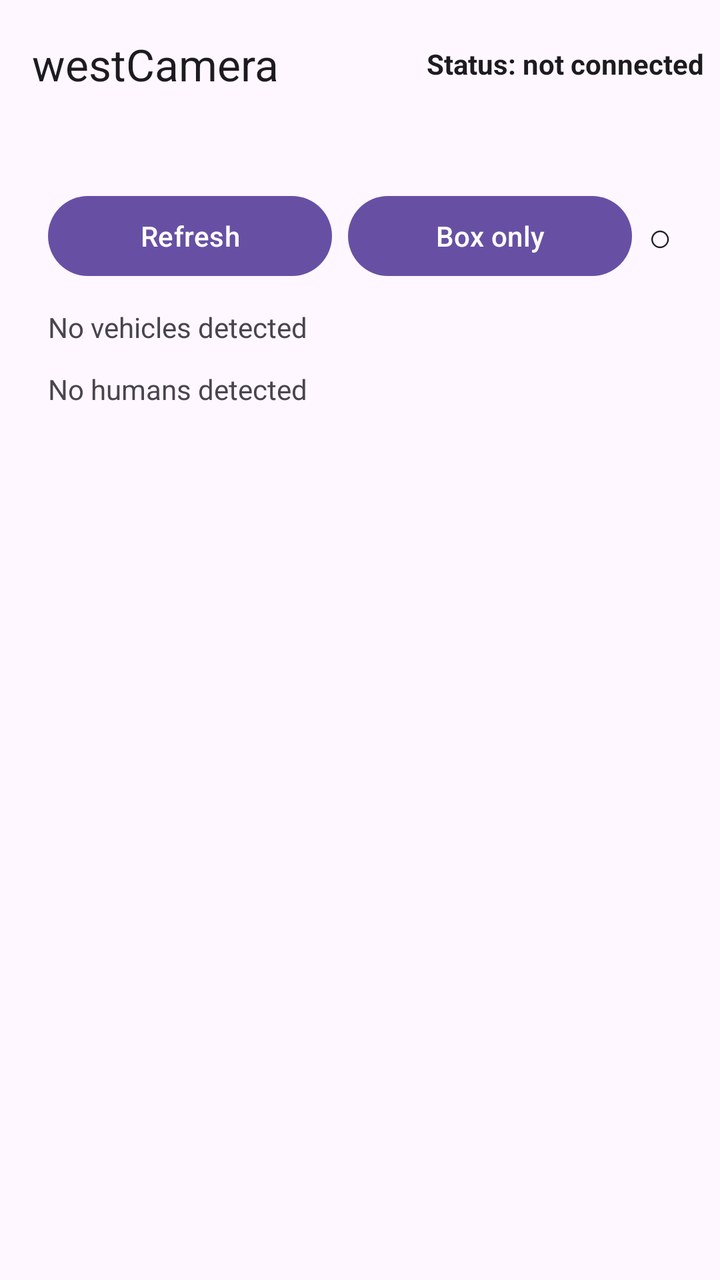
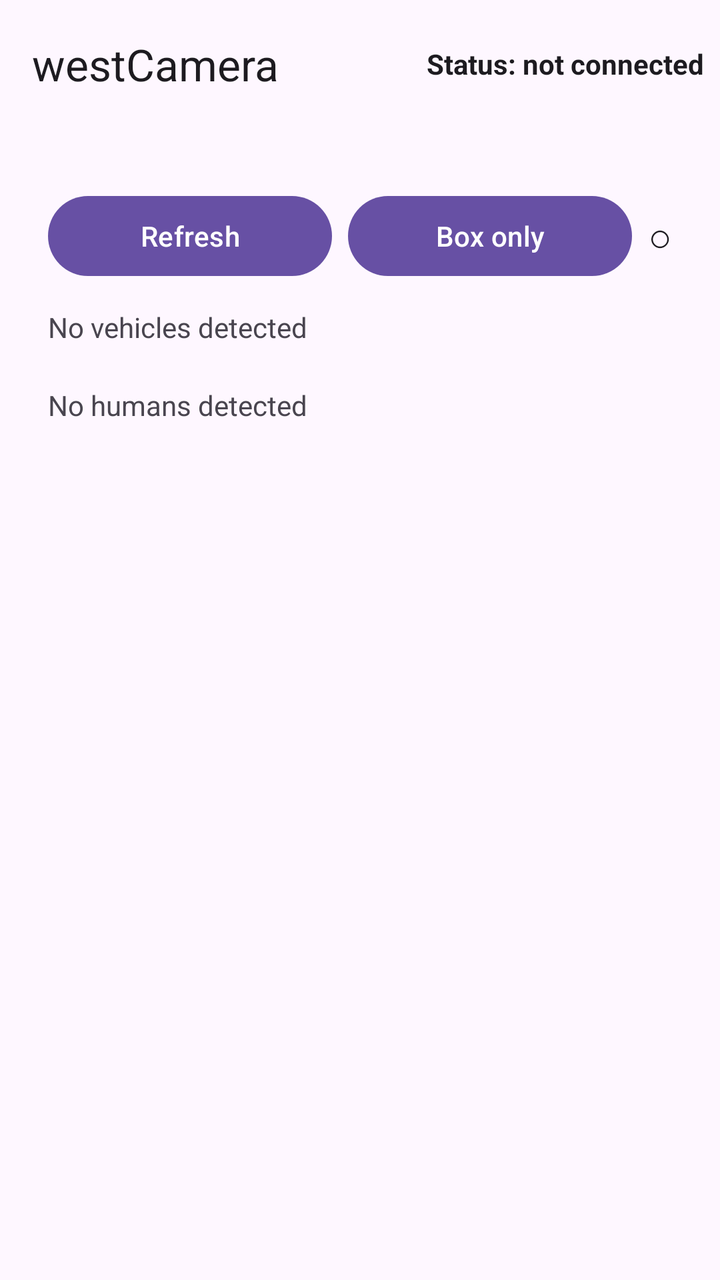

Screens rendered from an Android XML layout before and after an edit, with the pre-edit source and the edit as a unified diff.
<!-- AndroidManifest.xml: application theme Theme.Material3.DayNight.NoActionBar -->
<!-- res/layout/activity_main.xml -->
<?xml version="1.0" encoding="utf-8"?>
<LinearLayout xmlns:android="http://schemas.android.com/apk/res/android"
    xmlns:app="http://schemas.android.com/apk/res-auto"
    android:layout_width="match_parent"
    android:layout_height="match_parent"
    android:orientation="vertical">

    <com.google.android.material.appbar.MaterialToolbar
        android:id="@+id/toolbar"
        android:layout_width="match_parent"
        android:layout_height="?attr/actionBarSize"
        android:background="?attr/colorSurface"
        app:title="westCamera">

        <TextView
            android:id="@+id/status"
            android:layout_width="wrap_content"
            android:layout_height="wrap_content"
            android:layout_gravity="end|center_vertical"
            android:layout_marginEnd="8dp"
            android:text="Status: not connected"
            android:textColor="?attr/colorOnSurface"
            android:textStyle="bold" />

    </com.google.android.material.appbar.MaterialToolbar>

    <ScrollView
        android:layout_width="match_parent"
        android:layout_height="0dp"
        android:layout_weight="1">

        <LinearLayout
            android:layout_width="match_parent"
            android:layout_height="wrap_content"
            android:orientation="vertical"
            android:paddingHorizontal="24dp"
            android:paddingTop="12dp"
            android:paddingBottom="24dp">

            
            <LinearLayout
                android:id="@+id/connectPage"
                android:layout_width="match_parent"
                android:layout_height="wrap_content"
                android:orientation="vertical"
                android:visibility="gone">

                <Button
                    android:id="@+id/connectButton"
                    android:layout_width="match_parent"
                    android:layout_height="wrap_content"
                    android:text="1. Open Dropbox login (browser)" />

                <TextView
                    android:layout_width="match_parent"
                    android:layout_height="wrap_content"
                    android:text="Paste the access code from the browser:"
                    android:paddingTop="12dp" />

                <EditText
                    android:id="@+id/authCode"
                    android:layout_width="match_parent"
                    android:layout_height="wrap_content"
                    android:inputType="textNoSuggestions"
                    android:hint="access code" />

                <Button
                    android:id="@+id/finishButton"
                    android:layout_width="match_parent"
                    android:layout_height="wrap_content"
                    android:layout_marginTop="8dp"
                    android:text="2. Finish connecting" />

                <TextView
                    android:id="@+id/connectLog"
                    android:layout_width="match_parent"
                    android:layout_height="wrap_content"
                    android:paddingTop="16dp"
                    android:textIsSelectable="true" />

            </LinearLayout>

            
            <LinearLayout
                android:id="@+id/mainPage"
                android:layout_width="match_parent"
                android:layout_height="wrap_content"
                android:orientation="vertical">

                
                <LinearLayout
                    android:id="@+id/fileRows"
                    android:layout_width="match_parent"
                    android:layout_height="wrap_content"
                    android:orientation="vertical"
                    android:paddingTop="2dp" />

                <LinearLayout
                    android:layout_width="match_parent"
                    android:layout_height="wrap_content"
                    android:layout_marginTop="16dp"
                    android:orientation="horizontal"
                    android:gravity="center_vertical">

                    <Button
                        android:id="@+id/refreshButton"
                        android:layout_width="0dp"
                        android:layout_height="wrap_content"
                        android:layout_weight="1"
                        android:text="Refresh" />

                    <Button
                        android:id="@+id/boxOnlyButton"
                        android:layout_width="0dp"
                        android:layout_height="wrap_content"
                        android:layout_weight="1"
                        android:layout_marginStart="8dp"
                        android:text="Box only" />

                    <TextView
                        android:id="@+id/boxOnlyDot"
                        android:layout_width="wrap_content"
                        android:layout_height="wrap_content"
                        android:layout_marginStart="8dp"
                        android:text="○"
                        android:textSize="20sp"
                        android:textColor="?attr/colorOnSurface" />

                </LinearLayout>

                <TextView
                    android:id="@+id/vehicleCaption"
                    android:layout_width="match_parent"
                    android:layout_height="wrap_content"
                    android:paddingTop="12dp"
                    android:text="No vehicles detected" />

                <ImageView
                    android:id="@+id/vehicleImage"
                    android:layout_width="match_parent"
                    android:layout_height="wrap_content"
                    android:adjustViewBounds="true"
                    android:maxHeight="240dp"
                    android:scaleType="fitCenter"
                    android:paddingTop="8dp"
                    android:visibility="gone"
                    android:contentDescription="Most recent vehicle detection" />

                <TextView
                    android:id="@+id/humanCaption"
                    android:layout_width="match_parent"
                    android:layout_height="wrap_content"
                    android:paddingTop="12dp"
                    android:text="No humans detected" />

                <ImageView
                    android:id="@+id/humanImage"
                    android:layout_width="match_parent"
                    android:layout_height="wrap_content"
                    android:adjustViewBounds="true"
                    android:maxHeight="240dp"
                    android:scaleType="fitCenter"
                    android:paddingTop="8dp"
                    android:visibility="gone"
                    android:contentDescription="Most recent human detection" />

                <TextView
                    android:id="@+id/log"
                    android:layout_width="match_parent"
                    android:layout_height="wrap_content"
                    android:paddingTop="16dp"
                    android:visibility="gone"
                    android:textIsSelectable="true" />

            </LinearLayout>

        </LinearLayout>
    </ScrollView>
</LinearLayout>
<!-- resources referenced by this layout -->
<resources>

</resources>

<!-- the commit's change to res/layout/activity_main.xml (unified diff, before → after) -->
@@ -135,16 +135,57 @@
                     android:paddingTop="12dp"
                     android:text="No vehicles detected" />
 
-                <ImageView
-                    android:id="@+id/vehicleImage"
-                    android:layout_width="match_parent"
-                    android:layout_height="wrap_content"
-                    android:adjustViewBounds="true"
-                    android:maxHeight="240dp"
-                    android:scaleType="fitCenter"
-                    android:paddingTop="8dp"
-                    android:visibility="gone"
-                    android:contentDescription="Most recent vehicle detection" />
+                <FrameLayout
+                    android:layout_width="match_parent"
+                    android:layout_height="wrap_content"
+                    android:paddingTop="8dp">
+
+                    <ImageView
+                        android:id="@+id/vehicleImage"
+                        android:layout_width="match_parent"
+                        android:layout_height="wrap_content"
+                        android:adjustViewBounds="true"
+                        android:maxHeight="240dp"
+                        android:scaleType="fitCenter"
+                        android:visibility="gone"
+                        android:contentDescription="Most recent vehicle detection" />
+
+                    
+                    <TextView
+                        android:id="@+id/vehicleTime"
+                        android:layout_width="wrap_content"
+                        android:layout_height="wrap_content"
+                        android:layout_gravity="top|end"
+                        android:layout_marginTop="1px"
+                        android:layout_marginEnd="4dp"
+                        android:textColor="#00FF00"
+                        android:textSize="12sp"
+                        android:textStyle="bold"
+                        android:shadowColor="#000000"
+                        android:shadowDx="1"
+                        android:shadowDy="1"
+                        android:shadowRadius="3"
+                        android:visibility="gone" />
+
+                    
+                    <TextView
+                        android:id="@+id/vehicleSearching"
+                        android:layout_width="wrap_content"
+                        android:layout_height="wrap_content"
+                        android:layout_gravity="top|start"
+                        android:layout_marginTop="1px"
+                        android:layout_marginStart="4dp"
+                        android:text="searching"
+                        android:textColor="#00FF00"
+                        android:textSize="12sp"
+                        android:textStyle="bold"
+                        android:shadowColor="#000000"
+                        android:shadowDx="1"
+                        android:shadowDy="1"
+                        android:shadowRadius="3"
+                        android:visibility="gone" />
+
+                </FrameLayout>
 
                 <TextView
                     android:id="@+id/humanCaption"
@@ -153,16 +194,57 @@
                     android:paddingTop="12dp"
                     android:text="No humans detected" />
 
-                <ImageView
-                    android:id="@+id/humanImage"
-                    android:layout_width="match_parent"
-                    android:layout_height="wrap_content"
-                    android:adjustViewBounds="true"
-                    android:maxHeight="240dp"
-                    android:scaleType="fitCenter"
-                    android:paddingTop="8dp"
-                    android:visibility="gone"
-                    android:contentDescription="Most recent human detection" />
+                <FrameLayout
+                    android:layout_width="match_parent"
+                    android:layout_height="wrap_content"
+                    android:paddingTop="8dp">
+
+                    <ImageView
+                        android:id="@+id/humanImage"
+                        android:layout_width="match_parent"
+                        android:layout_height="wrap_content"
+                        android:adjustViewBounds="true"
+                        android:maxHeight="240dp"
+                        android:scaleType="fitCenter"
+                        android:visibility="gone"
+                        android:contentDescription="Most recent human detection" />
+
+                    
+                    <TextView
+                        android:id="@+id/humanTime"
+                        android:layout_width="wrap_content"
+                        android:layout_height="wrap_content"
+                        android:layout_gravity="top|end"
+                        android:layout_marginTop="1px"
+                        android:layout_marginEnd="4dp"
+                        android:textColor="#00FF00"
+                        android:textSize="12sp"
+                        android:textStyle="bold"
+                        android:shadowColor="#000000"
+                        android:shadowDx="1"
+                        android:shadowDy="1"
+                        android:shadowRadius="3"
+                        android:visibility="gone" />
+
+                    
+                    <TextView
+                        android:id="@+id/humanSearching"
+                        android:layout_width="wrap_content"
+                        android:layout_height="wrap_content"
+                        android:layout_gravity="top|start"
+                        android:layout_marginTop="1px"
+                        android:layout_marginStart="4dp"
+                        android:text="searching"
+                        android:textColor="#00FF00"
+                        android:textSize="12sp"
+                        android:textStyle="bold"
+                        android:shadowColor="#000000"
+                        android:shadowDx="1"
+                        android:shadowDy="1"
+                        android:shadowRadius="3"
+                        android:visibility="gone" />
+
+                </FrameLayout>
 
                 <TextView
                     android:id="@+id/log"
